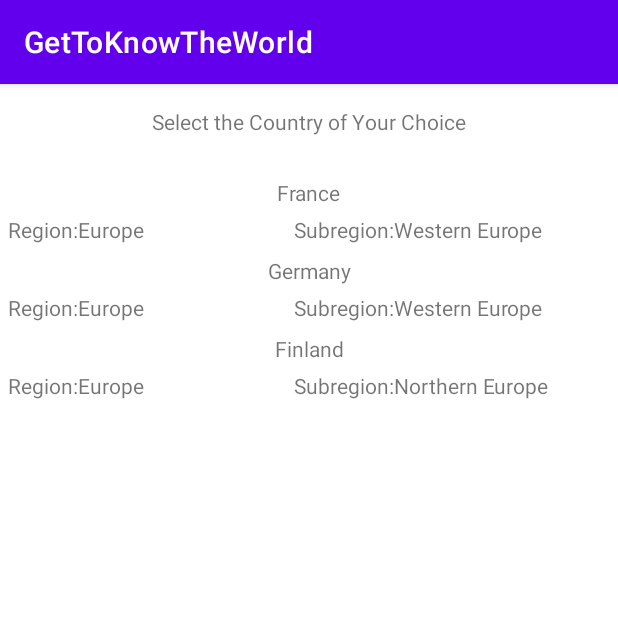
After one commit to EthanPERRUZZA/GetToKnowTheWorld, an Android app: the fragment CountryListFragment shown on its own in the app's theme, on a phone screen of 412 x 824 dp, the top half of it. The commit adds this screen. Run offline under Robolectric (Android 15) with nearby library versions, the phone set to English and light mode, and no system bars.

Commit message:
Country List View Created Created the page where will be displayed the country list Country list is displayed using RecyclerView for performance purpose Created a special display for countries name/important info so the look of the list is customized Created the Adapter for this list Created data structure file for storing countries info but only with what necessary for now

```diff
--- /dev/null
+++ b/app/src/main/java/fi/centria/perruzza/ethan/gettoknowtheworld/CountryAdapter.kt
@@ -0,0 +1,54 @@
+package fi.centria.perruzza.ethan.gettoknowtheworld
+
+import android.content.Context
+import android.view.LayoutInflater
+import android.view.View
+import android.view.ViewGroup
+import android.widget.TextView
+import android.widget.Toast
+import androidx.recyclerview.widget.RecyclerView
+
+class CountryAdapter(context: Context, val countryList : ArrayList<CountryData>) : RecyclerView.Adapter<CountryAdapter.CountryHolder>() {
+    private val inflater : LayoutInflater = context.getSystemService(Context.LAYOUT_INFLATER_SERVICE) as LayoutInflater
+
+    class CountryHolder(v : View) : RecyclerView.ViewHolder(v), View.OnClickListener {
+        var countryname : TextView
+        var countryregion : TextView
+        var countrysubregion : TextView
+        var view : View = v
+        var country : CountryData? = null
+
+        init {
+            countryname = view.findViewById(R.id.country_name)
+            countryregion = view.findViewById(R.id.country_region)
+            countrysubregion = view.findViewById(R.id.country_subregion)
+            v.setOnClickListener(this)
+        }
+
+        fun addText(country: CountryData) {
+            this.country = country
+            countryname.text = country.countryname
+            countryregion.text = country.countryregion
+            countrysubregion.text = country.countrysubregion
+        }
+
+        override fun onClick(p0: View?) {
+            val toast = Toast.makeText(view.context, country?.countryname.toString(), Toast.LENGTH_LONG)
+            toast.show()
+        }
+    }
+
+    override fun onCreateViewHolder(parent: ViewGroup, viewType: Int): CountryHolder {
+        val row = inflater.inflate(R.layout.country_row, parent, false)
+        return CountryHolder(row)
+    }
+
+    override fun onBindViewHolder(holder: CountryHolder, position: Int) {
+        val country = countryList[position]
+        holder.addText(country)
+    }
+
+    override fun getItemCount(): Int {
+        return countryList.size
+    }
+}
--- /dev/null
+++ b/app/src/main/java/fi/centria/perruzza/ethan/gettoknowtheworld/CountryData.kt
@@ -0,0 +1,7 @@
+package fi.centria.perruzza.ethan.gettoknowtheworld
+
+class CountryData(
+    var countryname: String,
+    var countryregion: String,
+    var countrysubregion: String
+)
--- /dev/null
+++ b/app/src/main/java/fi/centria/perruzza/ethan/gettoknowtheworld/CountryListFragment.kt
@@ -0,0 +1,39 @@
+package fi.centria.perruzza.ethan.gettoknowtheworld
+
+import android.os.Bundle
+import androidx.fragment.app.Fragment
+import android.view.LayoutInflater
+import android.view.View
+import android.view.ViewGroup
+import androidx.recyclerview.widget.LinearLayoutManager
+import androidx.recyclerview.widget.RecyclerView
+
+class CountryListFragment : Fragment() {
+    private lateinit var linearLayoutManager : LinearLayoutManager
+    private lateinit var recyclerView: RecyclerView
+    private lateinit var adapter: CountryAdapter
+
+    override fun onCreateView(
+        inflater: LayoutInflater, container: ViewGroup?,
+        savedInstanceState: Bundle?
+    ): View? {
+        // Inflate the layout for this fragment
+        return inflater.inflate(R.layout.fragment_country_list, container, false)
+    }
+
+    override fun onViewCreated(view: View, savedInstanceState: Bundle?) {
+        super.onViewCreated(view, savedInstanceState)
+
+        linearLayoutManager = LinearLayoutManager(view.context)
+        recyclerView = view.findViewById(R.id.country_recycler_view)
+        recyclerView.layoutManager = linearLayoutManager
+
+        val countryList : ArrayList<CountryData> = arrayListOf()
+        countryList.add(CountryData("France", "Europe", "Western Europe"))
+        countryList.add(CountryData("Germany", "Europe", "Western Europe"))
+        countryList.add(CountryData("Finland", "Europe", "Northern Europe"))
+
+        adapter = CountryAdapter(view.context, countryList)
+        recyclerView.adapter = adapter
+    }
+}
--- /dev/null
+++ b/app/src/main/res/layout/country_row.xml
@@ -0,0 +1,52 @@
+<?xml version="1.0" encoding="utf-8"?>
+<androidx.constraintlayout.widget.ConstraintLayout xmlns:android="http://schemas.android.com/apk/res/android"
+    android:layout_width="match_parent"
+    android:layout_height="wrap_content"
+    xmlns:app="http://schemas.android.com/apk/res-auto">
+
+    <TextView
+        android:layout_width="wrap_content"
+        android:layout_height="wrap_content"
+        android:id="@+id/country_name"
+        app:layout_constraintTop_toTopOf="parent"
+        app:layout_constraintStart_toStartOf="parent"
+        app:layout_constraintEnd_toEndOf="parent"
+        android:layout_marginTop="8dp"/>
+
+    <TextView
+        android:layout_width="wrap_content"
+        android:layout_height="wrap_content"
+        android:id="@+id/country_region_title"
+        android:text="@string/country_region"
+        app:layout_constraintTop_toBottomOf="@id/country_name"
+        app:layout_constraintStart_toStartOf="parent"
+        android:layout_marginTop="5dp"
+        android:layout_marginStart="5dp"/>
+
+    <TextView
+        android:layout_width="0dp"
+        android:layout_height="wrap_content"
+        android:id="@+id/country_region"
+        app:layout_constraintTop_toTopOf="@id/country_region_title"
+        app:layout_constraintStart_toEndOf="@id/country_region_title"
+        app:layout_constraintEnd_toStartOf="@id/country_subregion_title"/>
+
+    <TextView
+        android:layout_width="wrap_content"
+        android:layout_height="wrap_content"
+        android:id="@+id/country_subregion_title"
+        android:text="@string/country_subregion"
+        app:layout_constraintTop_toTopOf="@id/country_region_title"
+        app:layout_constraintStart_toEndOf="@id/country_region"
+        app:layout_constraintEnd_toStartOf="@id/country_subregion"/>
+
+    <TextView
+        android:layout_width="0dp"
+        android:layout_height="wrap_content"
+        android:id="@+id/country_subregion"
+        app:layout_constraintTop_toTopOf="@id/country_region_title"
+        app:layout_constraintStart_toEndOf="@id/country_subregion_title"
+        app:layout_constraintEnd_toEndOf="parent"
+        android:layout_marginEnd="5dp"/>
+
+</androidx.constraintlayout.widget.ConstraintLayout>
--- /dev/null
+++ b/app/src/main/res/layout/fragment_country_list.xml
@@ -0,0 +1,34 @@
+<?xml version="1.0" encoding="utf-8"?>
+<FrameLayout xmlns:android="http://schemas.android.com/apk/res/android"
+    xmlns:tools="http://schemas.android.com/tools"
+    android:layout_width="match_parent"
+    android:layout_height="match_parent"
+    xmlns:app="http://schemas.android.com/apk/res-auto"
+    tools:context=".CountryListFragment">
+
+   <androidx.constraintlayout.widget.ConstraintLayout
+       android:layout_width="match_parent"
+       android:layout_height="match_parent">
+
+       <TextView
+           android:layout_width="wrap_content"
+           android:layout_height="wrap_content"
+           android:id="@+id/choose_country_text"
+           android:layout_marginTop="15dp"
+           android:text="@string/choose_country_text"
+           app:layout_constraintTop_toTopOf="parent"
+           app:layout_constraintStart_toStartOf="parent"
+           app:layout_constraintEnd_toEndOf="parent"/>
+
+       <androidx.recyclerview.widget.RecyclerView
+           android:layout_width="match_parent"
+           android:layout_height="wrap_content"
+           android:id="@+id/country_recycler_view"
+           app:layout_constraintTop_toBottomOf="@id/choose_country_text"
+           app:layout_constraintStart_toStartOf="parent"
+           app:layout_constraintEnd_toEndOf="parent"
+           android:layout_marginTop="20dp" />
+
+   </androidx.constraintlayout.widget.ConstraintLayout>
+
+</FrameLayout>
--- a/app/src/main/res/layout/fragment_select_country_home_page.xml
+++ b/app/src/main/res/layout/fragment_select_country_home_page.xml
@@ -13,6 +13,7 @@
         <Button
             android:layout_width="wrap_content"
             android:layout_height="wrap_content"
+            android:id="@+id/see_countries_list_button"
             android:text="@string/see_countries_list_button"
             app:layout_constraintTop_toTopOf="parent"
             app:layout_constraintBottom_toBottomOf="parent"
--- a/app/src/main/res/values/strings.xml
+++ b/app/src/main/res/values/strings.xml
@@ -1,4 +1,8 @@
 <resources>
     <string name="app_name">GetToKnowTheWorld</string>
     <string name="see_countries_list_button">Start Browsing Countries</string>
+    <string name="choose_country_text">Select the Country of Your Choice</string>
+    <!-- Country Infos -->
+    <string name="country_region">Region: </string>
+    <string name="country_subregion">Subregion: </string>
 </resources>
```
